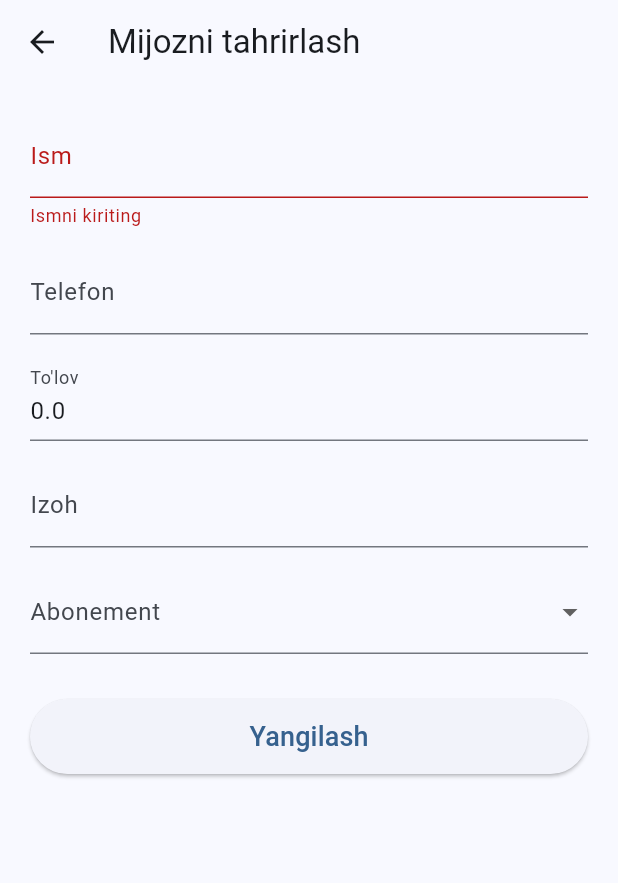
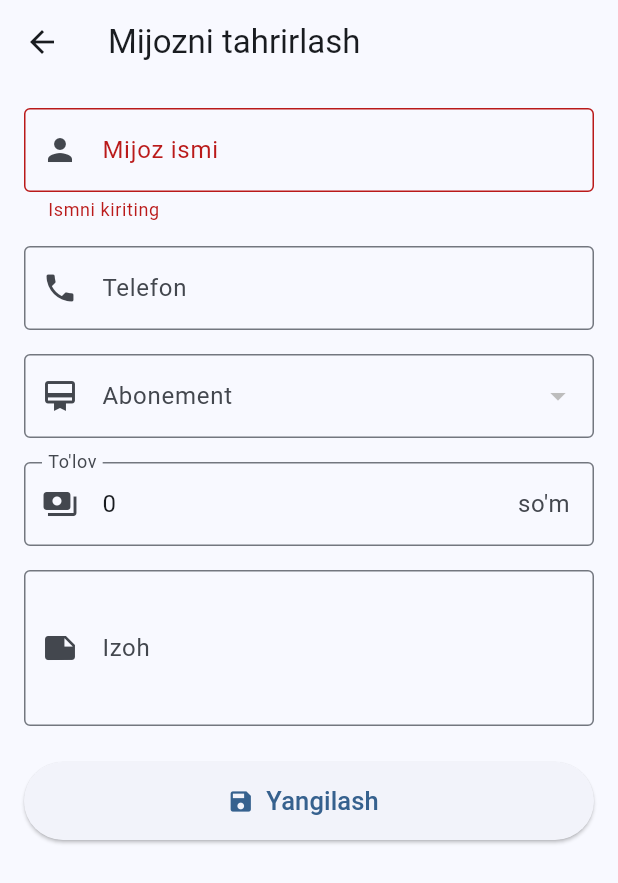
Before and after one commit to bturgunboyev74-dot/FitLife-CRM, a Flutter app: the EditCustomerPage screen opened directly with empty values, after a tap on "Yangilash", on a phone screen of 412 x 824 dp. Shown: the top 883 px of the screen. Run offline on Flutter 3.47's test engine with Material 3 defaults, Android fonts, the phone set to English and light mode, and no system bars; our stand-ins replace file_picker, fl_chart, hive, hive_flutter, image_picker, open_file and 3 more; missing offline and left inert: excel; accounts and stored records are empty; network calls fail.

```diff
--- a/lib/screens/customers/edit_customer_page.dart
+++ b/lib/screens/customers/edit_customer_page.dart
@@ -1,7 +1,9 @@
 import 'package:flutter/material.dart';
 
 import '../../models/customer.dart';
+import '../../models/membership.dart';
 import '../../services/customer_service.dart';
+import '../../services/membership_service.dart';
 
 class EditCustomerPage extends StatefulWidget {
   final Customer customer;
@@ -20,32 +22,44 @@ class EditCustomerPage extends StatefulWidget {
 class _EditCustomerPageState extends State<EditCustomerPage> {
   final _formKey = GlobalKey<FormState>();
 
-  late TextEditingController _nameController;
-  late TextEditingController _phoneController;
-  late TextEditingController _paymentController;
-  late TextEditingController _noteController;
+  late final TextEditingController _nameController;
+  late final TextEditingController _phoneController;
+  late final TextEditingController _paymentController;
+  late final TextEditingController _noteController;
 
-  late String _membership;
+  late List<Membership> memberships;
+  Membership? selectedMembership;
 
   @override
   void initState() {
     super.initState();
 
-    _nameController =
-        TextEditingController(text: widget.customer.name);
-
-    _phoneController =
-        TextEditingController(text: widget.customer.phone);
-
-    _paymentController =
-        TextEditingController(
-      text: widget.customer.payment.toString(),
+    _nameController = TextEditingController(
+      text: widget.customer.name,
     );
 
-    _noteController =
-        TextEditingController(text: widget.customer.note);
+    _phoneController = TextEditingController(
+      text: widget.customer.phone,
+    );
 
-    _membership = widget.customer.membership;
+    _paymentController = TextEditingController(
+      text: widget.customer.payment.toStringAsFixed(0),
+    );
+
+    _noteController = TextEditingController(
+      text: widget.customer.note,
+    );
+
+    memberships = MembershipService.memberships;
+
+    // Mijozning hozirgi abonementini topamiz
+    try {
+      selectedMembership = memberships.firstWhere(
+        (membership) => membership.name == widget.customer.membership,
+      );
+    } catch (_) {
+      selectedMembership = null;
+    }
   }
 
   @override
@@ -58,15 +72,56 @@ class _EditCustomerPageState extends State<EditCustomerPage> {
   }
 
   Future<void> _updateCustomer() async {
+    if (!_formKey.currentState!.validate()) {
+      return;
+    }
+
+    if (selectedMembership == null) {
+      ScaffoldMessenger.of(context).showSnackBar(
+        const SnackBar(
+          content: Text("Abonementni tanlang"),
+        ),
+      );
+      return;
+    }
+
+    final payment = double.tryParse(
+      _paymentController.text.trim(),
+    );
+
+    if (payment == null) {
+      ScaffoldMessenger.of(context).showSnackBar(
+        const SnackBar(
+          content: Text("To'lov summasini to'g'ri kiriting"),
+        ),
+      );
+      return;
+    }
+
     final updatedCustomer = Customer(
       id: widget.customer.id,
       name: _nameController.text.trim(),
       phone: _phoneController.text.trim(),
-      membership: _membership,
+      membership: selectedMembership!.name,
+
+      // Mavjud boshlanish sanasini saqlaymiz
       startDate: widget.customer.startDate,
-      endDate: widget.customer.endDate,
-      payment:
-          double.tryParse(_paymentController.text) ?? 0,
+
+      // Abonement o'zgarsa ham muddatni qayta hisoblaymiz
+      endDate: selectedMembership!.months == 0
+          ? widget.customer.startDate.add(
+              const Duration(days: 1),
+            )
+          : DateTime(
+              widget.customer.startDate.year,
+              widget.customer.startDate.month +
+                  selectedMembership!.months,
+              widget.customer.startDate.day,
+            ),
+
+      // Har bir mijoz uchun individual narx
+      payment: payment,
+
       note: _noteController.text.trim(),
       photoPath: widget.customer.photoPath,
     );
@@ -78,24 +133,32 @@ class _EditCustomerPageState extends State<EditCustomerPage> {
 
     if (!mounted) return;
 
+    ScaffoldMessenger.of(context).showSnackBar(
+      const SnackBar(
+        content: Text("Mijoz ma'lumotlari yangilandi"),
+      ),
+    );
+
     Navigator.pop(context);
   }
 
   @override
-  Widget build(BuildContext context) {    return Scaffold(
+  Widget build(BuildContext context) {
+    return Scaffold(
       appBar: AppBar(
         title: const Text("Mijozni tahrirlash"),
       ),
       body: Form(
         key: _formKey,
-        child: Padding(
-          padding: const EdgeInsets.all(20),
         child: ListView(
+          padding: const EdgeInsets.all(16),
           children: [
             TextFormField(
               controller: _nameController,
               decoration: const InputDecoration(
-                  labelText: "Ism",
+                labelText: "Mijoz ismi",
+                border: OutlineInputBorder(),
+                prefixIcon: Icon(Icons.person),
               ),
               validator: (value) {
                 if (value == null || value.trim().isEmpty) {
@@ -105,90 +168,105 @@ class _EditCustomerPageState extends State<EditCustomerPage> {
               },
             ),
 
-              const SizedBox(height: 15),
+            const SizedBox(height: 16),
 
             TextFormField(
               controller: _phoneController,
+              keyboardType: TextInputType.phone,
               decoration: const InputDecoration(
                 labelText: "Telefon",
+                border: OutlineInputBorder(),
+                prefixIcon: Icon(Icons.phone),
               ),
             ),
 
-              const SizedBox(height: 15),
+            const SizedBox(height: 16),
+
+            DropdownButtonFormField<Membership>(
+              initialValue: selectedMembership,
+              decoration: const InputDecoration(
+                labelText: "Abonement",
+                border: OutlineInputBorder(),
+                prefixIcon: Icon(Icons.card_membership),
+              ),
+              items: memberships.map((membership) {
+                return DropdownMenuItem<Membership>(
+                  value: membership,
+                  child: Text(
+                    "${membership.name} - "
+                    "${membership.price.toStringAsFixed(0)} so'm",
+                  ),
+                );
+              }).toList(),
+              onChanged: (value) {
+                if (value == null) return;
+
+                setState(() {
+                  selectedMembership = value;
+                });
+              },
+              validator: (value) {
+                if (value == null) {
+                  return "Abonementni tanlang";
+                }
+                return null;
+              },
+            ),
+
+            const SizedBox(height: 16),
 
             TextFormField(
               controller: _paymentController,
-                keyboardType: TextInputType.number,
+              keyboardType: const TextInputType.numberWithOptions(
+                decimal: true,
+              ),
               decoration: const InputDecoration(
                 labelText: "To'lov",
+                border: OutlineInputBorder(),
+                prefixIcon: Icon(Icons.payments),
+                suffixText: "so'm",
+              ),
+              validator: (value) {
+                if (value == null || value.trim().isEmpty) {
+                  return "To'lov summasini kiriting";
+                }
+
+                if (double.tryParse(value.trim()) == null) {
+                  return "Summani to'g'ri kiriting";
+                }
+
+                return null;
+              },
+            ),
+
+            const SizedBox(height: 16),
+
+            TextFormField(
+              controller: _noteController,
+              maxLines: 3,
+              decoration: const InputDecoration(
+                labelText: "Izoh",
+                border: OutlineInputBorder(),
+                prefixIcon: Icon(Icons.note),
               ),
             ),
 
-              const SizedBox(height: 15),
-
-              TextFormField(
-                controller: _noteController,
-                decoration: const InputDecoration(
-                  labelText: "Izoh",
-                ),
-              ),
-
-              const SizedBox(height: 15),
-
-              DropdownButtonFormField<String>(
-  initialValue: _membership,
-  decoration: const InputDecoration(
-    labelText: "Abonement",
-  ),
-  items: const [
-    DropdownMenuItem(
-      value: "1 oy",
-      child: Text("1 oy"),
-    ),
-    DropdownMenuItem(
-      value: "3 oy",
-      child: Text("3 oy"),
-    ),
-    DropdownMenuItem(
-      value: "6 oy",
-      child: Text("6 oy"),
-    ),
-    DropdownMenuItem(
-      value: "12 oy",
-      child: Text("12 oy"),
-    ),
-  ],
-  onChanged: (String? value) {
-    if (value == null) return;
-
-    setState(() {
-      _membership = value;
-    });
-  },
-),
-
-              const SizedBox(height: 30),
+            const SizedBox(height: 24),
 
             SizedBox(
-                height: 50,
-                child: ElevatedButton(
-                  onPressed: () async {
-                    if (!_formKey.currentState!.validate()) {
-                      return;
-                    }
-
-                    await _updateCustomer();
-                  },
-                  child: const Text(
+              height: 52,
+              child: ElevatedButton.icon(
+                onPressed: _updateCustomer,
+                icon: const Icon(Icons.save),
+                label: const Text(
                   "Yangilash",
-                    style: TextStyle(fontSize: 18),
+                  style: TextStyle(fontSize: 17),
                 ),
               ),
             ),
           ],
         ),
       ),
-      ),
     );
   }
 }
```
Lines whose indentation alone changed are shown as unchanged.
